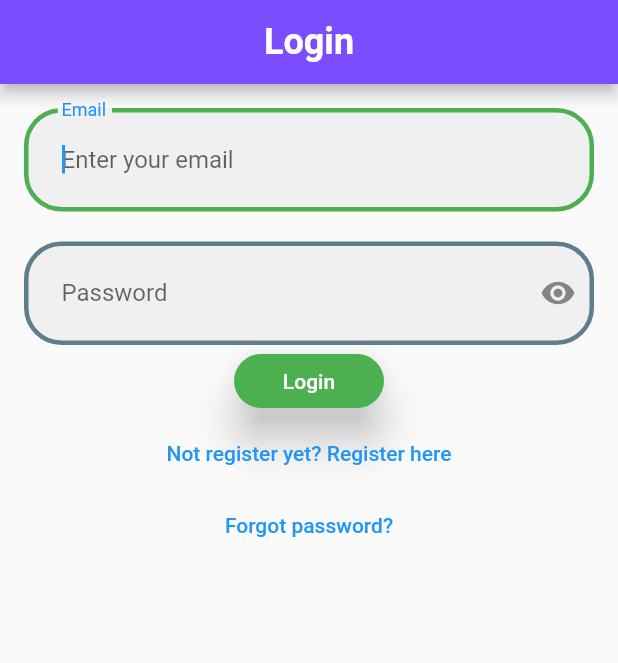
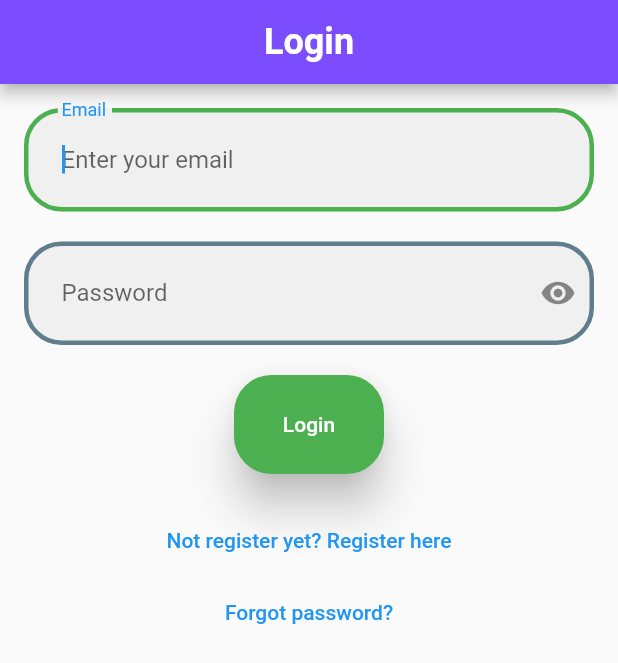
Before and after one commit to Abhinav7903/Notes, a Flutter app: the screen it shows after launch, on a phone screen of 412 x 824 dp. Shown: the top 663 px of the screen. Run offline on Flutter 3.47's test engine with Material 2 defaults, Android fonts, the phone set to English and light mode, and no system bars; our stand-ins replace cloud_firestore, equatable, firebase_auth, firebase_core, flutter_bloc, share_plus; accounts and stored records are empty; generated files the repository leaves out were written again; Roboto replaces fonts that are missing (Montserrat).

Commit message:
Second Commit

```diff
--- a/lib/views/login_view.dart
+++ b/lib/views/login_view.dart
@@ -73,9 +73,8 @@ class _LoginViewState extends State<LoginView> {
                 ),
                 focusNode: _focusNode,
               ),
-              const SizedBox(
-                height: 20,
-              ),
+              const SizedBox(height: 20),
+
               TextField(
                 controller: _password,
                 obscureText: passwordVisible,
@@ -112,6 +111,7 @@ class _LoginViewState extends State<LoginView> {
                 keyboardType: TextInputType.visiblePassword,
                 textInputAction: TextInputAction.done,
               ),
+              const SizedBox(height: 20,),
               SizedBox(
                 width: 100,
                 child: ElevatedButton(
@@ -139,13 +139,16 @@ class _LoginViewState extends State<LoginView> {
                   },
                   style: ElevatedButton.styleFrom(
                       backgroundColor: Colors.green,
+
                       elevation: 12,
                       shape: RoundedRectangleBorder(
-                          borderRadius: BorderRadius.circular(20.0)),
-                      padding: const EdgeInsetsDirectional.all(10)),
+                          borderRadius: BorderRadius.circular(25.0)),
+                      padding: const EdgeInsets.symmetric(vertical: 25)),
                   child: const Text("Login"),
                 ),
               ),
+              const SizedBox(height: 20,),
+
               TextButton(
                 onPressed: () {
                   Navigator.of(context)
```
